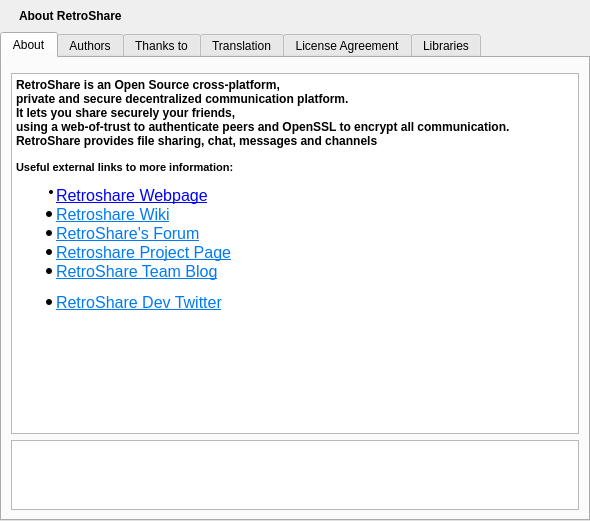
First picture: the form in retroshare-gui/src/gui/HelpDialog.ui, repository RetroShare/RetroShare, before the edit.
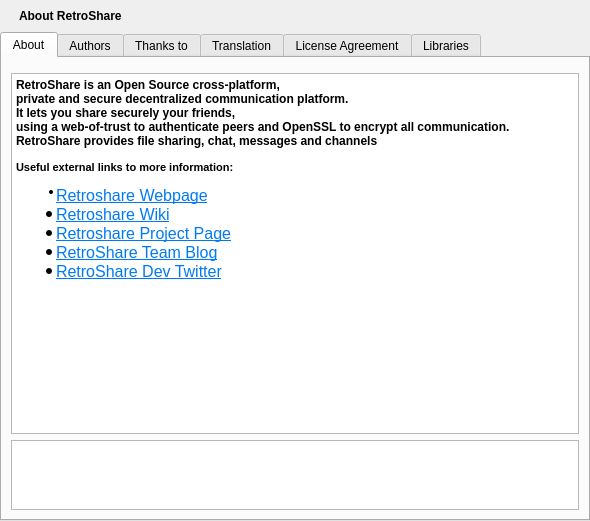
Second picture: the form after the edit. Icons and pictures are not drawn.

Commit message: updated authors & website links & on channel files view to move Download/Status button to the middle

Patch:
```diff
--- a/retroshare-gui/src/gui/HelpDialog.ui
+++ b/retroshare-gui/src/gui/HelpDialog.ui
@@ -86,12 +86,11 @@
 &lt;p align=&quot;justify&quot; style=&quot; margin-top:0px; margin-bottom:0px; margin-left:0px; margin-right:0px; -qt-block-indent:0; text-indent:0px;&quot;&gt;&lt;span style=&quot; font-family:'MS Shell Dlg 2'; font-weight:600;&quot;&gt;RetroShare provides file sharing, chat, messages and channels&lt;/span&gt;&lt;/p&gt;
 &lt;p align=&quot;center&quot; style=&quot;-qt-paragraph-type:empty; margin-top:0px; margin-bottom:0px; margin-left:0px; margin-right:0px; -qt-block-indent:0; text-indent:0px; font-family:'MS Shell Dlg 2'; font-size:8pt;&quot;&gt;&lt;br /&gt;&lt;/p&gt;
 &lt;p style=&quot; margin-top:0px; margin-bottom:0px; margin-left:0px; margin-right:0px; -qt-block-indent:0; text-indent:0px;&quot;&gt;&lt;span style=&quot; font-family:'MS Shell Dlg 2'; font-size:8pt; font-weight:600;&quot;&gt;Useful external links to more information:&lt;/span&gt;&lt;/p&gt;
-&lt;ul style=&quot;margin-top: 0px; margin-bottom: 0px; margin-left: 0px; margin-right: 0px; -qt-list-indent: 1;&quot;&gt;&lt;li style=&quot; font-family:'MS Shell Dlg 2'; font-size:8pt;&quot; align=&quot;justify&quot; style=&quot; margin-top:12px; margin-bottom:0px; margin-left:0px; margin-right:0px; -qt-block-indent:0; text-indent:0px;&quot;&gt;&lt;a href=&quot;http://retroshare.sourceforge.net&quot;&gt;&lt;span style=&quot; font-size:12pt; text-decoration: underline; color:#0000ff;&quot;&gt;Retroshare Webpage&lt;/span&gt;&lt;/a&gt;&lt;/li&gt;
-&lt;li style=&quot; font-family:'MS Shell Dlg 2'; font-size:12pt; text-decoration: underline; color:#0000ff;&quot; align=&quot;justify&quot; style=&quot; margin-top:0px; margin-bottom:0px; margin-left:0px; margin-right:0px; -qt-block-indent:0; text-indent:0px;&quot;&gt;&lt;a href=&quot;http://retroshare.sourceforge.net&quot;&gt;&lt;span style=&quot; color:#007af4;&quot;&gt;Retroshare Wiki&lt;/span&gt;&lt;/a&gt;&lt;/li&gt;
-&lt;li style=&quot; font-family:'MS Shell Dlg 2'; font-size:12pt; text-decoration: underline; color:#0000ff;&quot; align=&quot;justify&quot; style=&quot; margin-top:0px; margin-bottom:0px; margin-left:0px; margin-right:0px; -qt-block-indent:0; text-indent:0px;&quot;&gt;&lt;a href=&quot;http://retroshare.sourceforge.net&quot;&gt;&lt;span style=&quot; color:#007af4;&quot;&gt;RetroShare's Forum&lt;/span&gt;&lt;/a&gt;&lt;/li&gt;
-&lt;li style=&quot; font-family:'MS Shell Dlg 2'; font-size:12pt; text-decoration: underline; color:#0000ff;&quot; align=&quot;justify&quot; style=&quot; margin-top:0px; margin-bottom:0px; margin-left:0px; margin-right:0px; -qt-block-indent:0; text-indent:0px;&quot;&gt;&lt;a href=&quot;http://retroshare.sourceforge.net&quot;&gt;&lt;span style=&quot; color:#007af4;&quot;&gt;Retroshare Project Page&lt;/span&gt;&lt;/a&gt;&lt;/li&gt;
-&lt;li style=&quot; font-family:'MS Shell Dlg 2'; font-size:12pt; text-decoration: underline; color:#0000ff;&quot; align=&quot;justify&quot; style=&quot; margin-top:0px; margin-bottom:12px; margin-left:0px; margin-right:0px; -qt-block-indent:0; text-indent:0px;&quot;&gt;&lt;a href=&quot;http://retroshare.sourceforge.net&quot;&gt;&lt;span style=&quot; color:#007af4;&quot;&gt;RetroShare Team Blog&lt;/span&gt;&lt;/a&gt;&lt;/li&gt;
-&lt;li style=&quot; font-family:'MS Shell Dlg 2'; font-size:12pt; text-decoration: underline; color:#0000ff;&quot; align=&quot;justify&quot; style=&quot; margin-top:0px; margin-bottom:12px; margin-left:0px; margin-right:0px; -qt-block-indent:0; text-indent:0px;&quot;&gt;&lt;a href=&quot;http://retroshare.sourceforge.net&quot;&gt;&lt;span style=&quot; color:#007af4;&quot;&gt;RetroShare Dev Twitter&lt;/span&gt;&lt;/a&gt;&lt;/li&gt;&lt;/ul&gt;&lt;/body&gt;&lt;/html&gt;</string>
+&lt;ul style=&quot;margin-top: 0px; margin-bottom: 0px; margin-left: 0px; margin-right: 0px; -qt-list-indent: 1;&quot;&gt;&lt;li style=&quot; font-family:'MS Shell Dlg 2'; font-size:8pt;&quot; align=&quot;justify&quot; style=&quot; margin-top:12px; margin-bottom:0px; margin-left:0px; margin-right:0px; -qt-block-indent:0; text-indent:0px;&quot;&gt;&lt;a href=&quot;https://retroshare.cc/&quot;&gt;&lt;span style=&quot; font-size:12pt; text-decoration: underline; color:#007af4;&quot;&gt;Retroshare Webpage&lt;/span&gt;&lt;/a&gt;&lt;/li&gt;
+&lt;li style=&quot; font-family:'MS Shell Dlg 2'; font-size:12pt; text-decoration: underline; color:#0000ff;&quot; align=&quot;justify&quot; style=&quot; margin-top:0px; margin-bottom:0px; margin-left:0px; margin-right:0px; -qt-block-indent:0; text-indent:0px;&quot;&gt;&lt;a href=&quot;https://retroshare.readthedocs.io/&quot;&gt;&lt;span style=&quot; color:#007af4;&quot;&gt;Retroshare Wiki&lt;/span&gt;&lt;/a&gt;&lt;/li&gt;
+&lt;li style=&quot; font-family:'MS Shell Dlg 2'; font-size:12pt; text-decoration: underline; color:#0000ff;&quot; align=&quot;justify&quot; style=&quot; margin-top:0px; margin-bottom:0px; margin-left:0px; margin-right:0px; -qt-block-indent:0; text-indent:0px;&quot;&gt;&lt;a href=&quot;https://github.com/RetroShare/RetroShare&quot;&gt;&lt;span style=&quot; color:#007af4;&quot;&gt;Retroshare Project Page&lt;/span&gt;&lt;/a&gt;&lt;/li&gt;
+&lt;li style=&quot; font-family:'MS Shell Dlg 2'; font-size:12pt; text-decoration: underline; color:#0000ff;&quot; align=&quot;justify&quot; style=&quot; margin-top:0px; margin-bottom:0px; margin-left:0px; margin-right:0px; -qt-block-indent:0; text-indent:0px;&quot;&gt;&lt;a href=&quot;https://retroshareteam.wordpress.com/&quot;&gt;&lt;span style=&quot; color:#007af4;&quot;&gt;RetroShare Team Blog&lt;/span&gt;&lt;/a&gt;&lt;/li&gt;
+&lt;li style=&quot; font-family:'MS Shell Dlg 2'; font-size:12pt; text-decoration: underline; color:#0000ff;&quot; align=&quot;justify&quot; style=&quot; margin-top:0px; margin-bottom:0px; margin-left:0px; margin-right:0px; -qt-block-indent:0; text-indent:0px;&quot;&gt;&lt;a href=&quot;https://twitter.com/retroshare&quot;&gt;&lt;span style=&quot; color:#007af4;&quot;&gt;RetroShare Dev Twitter&lt;/span&gt;&lt;/a&gt;&lt;/li&gt;&lt;/ul&gt;&lt;/body&gt;&lt;/html&gt;</string>
          </property>
          <property name="openExternalLinks">
           <bool>true</bool>
```
Left out of the diff: 4 changed lines with no effect on the pictures. The commit also changes 3 other files.
